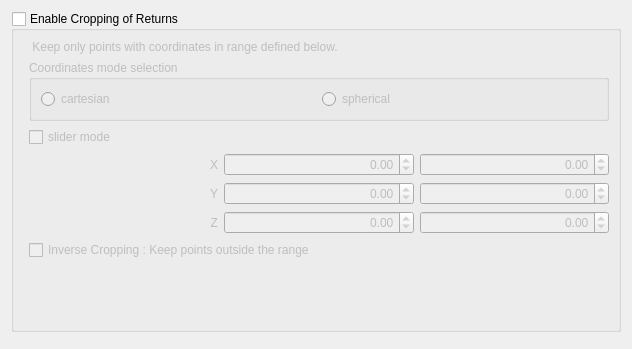
Above: Application/Ui/Widgets/vvCropReturnsDialog.ui from Kitware/VeloView before the change. Below: the same form after it.
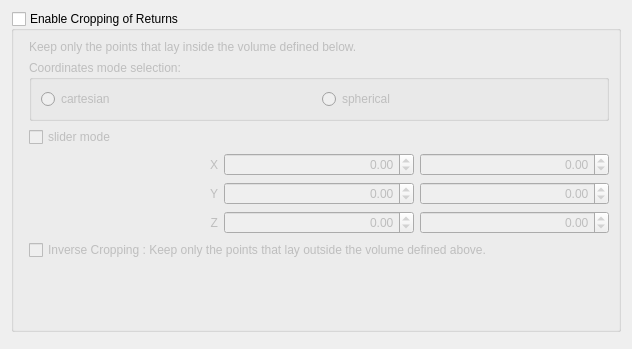
That is the form after the change.

Commit message: Better documentation for the Cropping mecanism

What changed in the file:
```diff
--- a/Application/Ui/Widgets/vvCropReturnsDialog.ui
+++ b/Application/Ui/Widgets/vvCropReturnsDialog.ui
@@ -159,14 +159,14 @@
       <item row="7" column="1">
        <widget class="QCheckBox" name="CropOutsideCheckBox">
         <property name="text">
-         <string>Inverse Cropping : Keep points outside the range</string>
+         <string>Inverse Cropping : Keep only the points that lay outside the volume defined above.</string>
         </property>
        </widget>
       </item>
       <item row="2" column="1">
        <widget class="QGroupBox" name="radioButtonGroupBox">
         <property name="title">
-         <string>Coordinates mode selection</string>
+         <string>Coordinates mode selection:</string>
         </property>
         <layout class="QGridLayout" name="radioButtonGroupBoxLayout">
          <item row="1" column="1">
@@ -189,7 +189,7 @@
       <item row="1" column="1">
        <widget class="QLabel" name="label">
         <property name="text">
-         <string> Keep only points with coordinates in range defined below.</string>
+         <string>Keep only the points that lay inside the volume defined below.</string>
         </property>
        </widget>
       </item>
```
